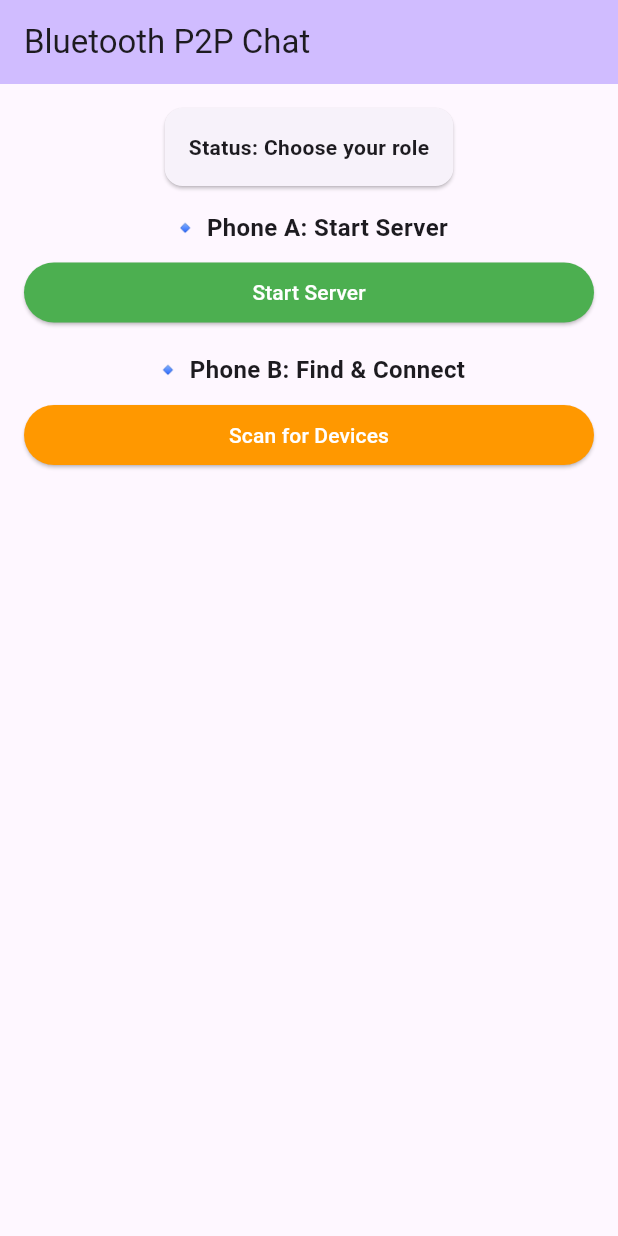
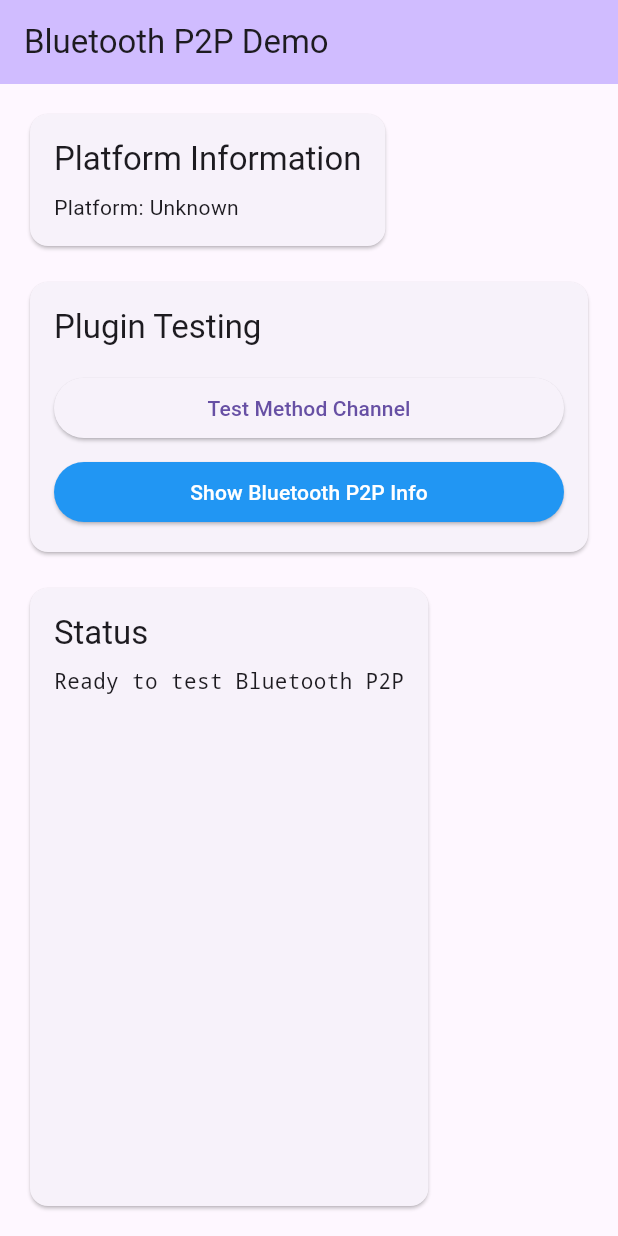
Before and after one commit to DeveloperMalay/bluetooth_p2p, a Flutter app: the screen it shows after launch, on a phone screen of 412 x 824 dp. Run offline on Flutter 3.47's test engine with Material 3 defaults, Android fonts, the phone set to English and light mode, and no system bars; our stand-ins replace plugin_platform_interface.

Commit message:
modified example app

```diff
--- a/example/lib/main.dart
+++ b/example/lib/main.dart
@@ -1,6 +1,5 @@
 import 'package:flutter/material.dart';
-import 'package:bluetooth_p2p/bluetooth_p2p.dart';
-import 'package:permission_handler/permission_handler.dart';
+import 'package:flutter/services.dart';
 
 void main() {
   runApp(const MyApp());
@@ -12,321 +11,210 @@ class MyApp extends StatelessWidget {
   @override
   Widget build(BuildContext context) {
     return MaterialApp(
-      title: 'Bluetooth P2P Chat',
+      title: 'Bluetooth P2P Demo',
       theme: ThemeData(
         primarySwatch: Colors.blue,
         useMaterial3: true,
       ),
-      home: const P2PChatScreen(),
+      home: const BluetoothP2PDemo(),
     );
   }
 }
 
-class P2PChatScreen extends StatefulWidget {
-  const P2PChatScreen({super.key});
+class BluetoothP2PDemo extends StatefulWidget {
+  const BluetoothP2PDemo({super.key});
 
   @override
-  State<P2PChatScreen> createState() => _P2PChatScreenState();
+  State<BluetoothP2PDemo> createState() => _BluetoothP2PDemoState();
 }
 
-class _P2PChatScreenState extends State<P2PChatScreen> {
-  final BluetoothP2p _bluetooth = BluetoothP2p();
-  final List<BluetoothDevice> _discoveredDevices = [];
-  final List<String> _messages = [];
-  final TextEditingController _messageController = TextEditingController();
+class _BluetoothP2PDemoState extends State<BluetoothP2PDemo> {
+  static const MethodChannel _channel = MethodChannel('bluetooth_p2p');
 
-  bool _isServer = false;
-  bool _isConnected = false;
-  bool _isDiscovering = false;
-  String _status = 'Choose your role';
-  String? _connectedDevice;
+  String _platformVersion = 'Unknown';
+  String _status = 'Ready to test Bluetooth P2P';
+  bool _isLoading = false;
 
   @override
   void initState() {
     super.initState();
-    _setupBluetoothCallbacks();
-    _requestPermissions();
+    _getPlatformVersion();
   }
 
-  void _setupBluetoothCallbacks() {
-    _bluetooth.onDeviceFound = (device) {
-      setState(() {
-        if (!_discoveredDevices.any((d) => d.address == device.address)) {
-          _discoveredDevices.add(device);
-        }
-      });
-    };
-
-    _bluetooth.onDiscoveryFinished = () {
-      setState(() {
-        _isDiscovering = false;
-        _status = 'Discovery finished. Found ${_discoveredDevices.length} devices.';
-      });
-    };
-
-    _bluetooth.onConnectionResult = (success, message, deviceAddress) {
-      setState(() {
-        _isConnected = success;
-        _connectedDevice = success ? deviceAddress : null;
-        _status = message;
-      });
-
-      if (success) {
-        _addMessage('📱 Connected to $deviceAddress');
-      }
-    };
-
-    _bluetooth.onMessageReceived = (message) {
-      _addMessage('📨 $message');
-    };
+  Future<void> _getPlatformVersion() async {
+    String platformVersion;
+    try {
+      platformVersion = await _channel.invokeMethod('getPlatformVersion') ?? 'Unknown';
+    } on PlatformException {
+      platformVersion = 'Failed to get platform version.';
     }
 
-  Future<void> _requestPermissions() async {
-    await [
-      Permission.bluetoothScan,
-      Permission.bluetoothConnect,
-      Permission.bluetoothAdvertise,
-      Permission.location,
-    ].request();
-  }
+    if (!mounted) return;
 
-  void _addMessage(String message) {
     setState(() {
-      _messages.add(message);
+      _platformVersion = platformVersion;
     });
   }
 
-  // Phone A (Server) - Opens server socket and waits
-  Future<void> _startServer() async {
+  Future<void> _testBluetoothAdapter() async {
     setState(() {
-      _status = 'Starting server...';
+      _isLoading = true;
+      _status = 'Testing Bluetooth Adapter...';
     });
 
-    final result = await _bluetooth.startServer();
+    try {
+      // This will test if we can call the native getBluetoothAdapter method
+      // Since it's not exposed via method channel, we'll show instructions
       setState(() {
-      _isServer = true;
-      _status = result;
+        _status = '''
+✅ Android Plugin Ready!
+
+📱 Available Native Methods:
+• getBluetoothAdapter()
+• makeDiscoverable(activity)
+• startDiscovery(adapter)
+• startServer(adapter)
+• connectToDevice(device)
+• manageConnection(socket)
+
+🔹 Next Steps:
+1. Add method channel handlers in Android
+2. Expose these methods to Flutter
+3. Test P2P connection between 2 phones
+
+🎯 Current Status: Basic plugin structure working!
+        ''';
       });
-    _addMessage('🏠 Server started - waiting for connections');
-  }
-
-  // Phone B (Client) - Scans for devices
-  Future<void> _startDiscovery() async {
+    } catch (e) {
       setState(() {
-      _discoveredDevices.clear();
-      _isDiscovering = true;
-      _status = 'Scanning for devices...';
+        _status = 'Error: $e';
       });
-
-    final result = await _bluetooth.startDiscovery();
+    } finally {
       setState(() {
-      _status = result;
+        _isLoading = false;
       });
-  }
-
-  // Phone B connects to Phone A
-  Future<void> _connectToDevice(BluetoothDevice device) async {
-    setState(() {
-      _status = 'Connecting to ${device.name}...';
-    });
-
-    final result = await _bluetooth.connectToDevice(device.address);
-    setState(() {
-      _status = result;
-    });
-  }
-
-  Future<void> _sendMessage() async {
-    if (_messageController.text.isEmpty || !_isConnected) return;
-
-    final message = _messageController.text;
-    final success = await _bluetooth.sendMessage(message);
-
-    if (success) {
-      _addMessage('📤 You: $message');
-      _messageController.clear();
-    } else {
-      _addMessage('❌ Failed to send message');
     }
   }
 
-  Future<void> _disconnect() async {
-    await _bluetooth.disconnect();
-    await _bluetooth.stopServer();
+  Future<void> _testMethodChannel() async {
+    setState(() {
+      _isLoading = true;
+      _status = 'Testing method channel...';
+    });
 
+    try {
+      final result = await _channel.invokeMethod('getPlatformVersion');
       setState(() {
-      _isConnected = false;
-      _isServer = false;
-      _connectedDevice = null;
-      _status = 'Disconnected';
-      _discoveredDevices.clear();
+        _status = '✅ Method Channel Working!\nAndroid Version: $result';
       });
-    _addMessage('🔌 Disconnected');
+    } catch (e) {
+      setState(() {
+        _status = '❌ Method Channel Error: $e';
+      });
+    } finally {
+      setState(() {
+        _isLoading = false;
+      });
+    }
   }
 
   @override
   Widget build(BuildContext context) {
     return Scaffold(
       appBar: AppBar(
-        title: const Text('Bluetooth P2P Chat'),
+        title: const Text('Bluetooth P2P Demo'),
         backgroundColor: Theme.of(context).colorScheme.inversePrimary,
-        actions: [
-          if (_isConnected)
-            IconButton(
-              icon: const Icon(Icons.close),
-              onPressed: _disconnect,
       ),
-        ],
-      ),
-      body: Column(
+      body: Padding(
+        padding: const EdgeInsets.all(16.0),
+        child: Column(
+          crossAxisAlignment: CrossAxisAlignment.start,
           children: [
-          // Status Card
             Card(
-            margin: const EdgeInsets.all(16),
               child: Padding(
-              padding: const EdgeInsets.all(16),
+                padding: const EdgeInsets.all(16.0),
                 child: Column(
                   crossAxisAlignment: CrossAxisAlignment.start,
                   children: [
                     Text(
-                    'Status: $_status',
-                    style: const TextStyle(fontWeight: FontWeight.bold),
+                      'Platform Information',
+                      style: Theme.of(context).textTheme.titleLarge,
                     ),
-                  if (_connectedDevice != null)
-                    Text('Connected to: $_connectedDevice'),
-                  if (_isServer)
-                    const Text('Role: Server (Phone A)',
-                      style: TextStyle(color: Colors.green)),
-                  if (_isDiscovering)
-                    const Text('Role: Client (Phone B)',
-                      style: TextStyle(color: Colors.orange)),
+                    const SizedBox(height: 8),
+                    Text('Platform: $_platformVersion'),
                   ],
                 ),
               ),
             ),
-
-          // Action Buttons
-          if (!_isConnected) ...[
-            Padding(
-              padding: const EdgeInsets.symmetric(horizontal: 16),
+            const SizedBox(height: 16),
+            Card(
+              child: Padding(
+                padding: const EdgeInsets.all(16.0),
                 child: Column(
+                  crossAxisAlignment: CrossAxisAlignment.start,
                   children: [
-                  const Text(
-                    '🔹 Phone A: Start Server',
-                    style: TextStyle(fontSize: 16, fontWeight: FontWeight.bold),
+                    Text(
+                      'Plugin Testing',
+                      style: Theme.of(context).textTheme.titleLarge,
+                    ),
+                    const SizedBox(height: 16),
+                    SizedBox(
+                      width: double.infinity,
+                      child: ElevatedButton(
+                        onPressed: _isLoading ? null : _testMethodChannel,
+                        child: const Text('Test Method Channel'),
+                      ),
                     ),
                     const SizedBox(height: 8),
                     SizedBox(
                       width: double.infinity,
                       child: ElevatedButton(
-                      onPressed: _isServer ? null : _startServer,
+                        onPressed: _isLoading ? null : _testBluetoothAdapter,
                         style: ElevatedButton.styleFrom(
-                        backgroundColor: Colors.green,
+                          backgroundColor: Colors.blue,
                           foregroundColor: Colors.white,
                         ),
-                      child: Text(_isServer ? 'Server Running' : 'Start Server'),
-                    ),
-                  ),
-                  const SizedBox(height: 16),
-                  const Text(
-                    '🔹 Phone B: Find & Connect',
-                    style: TextStyle(fontSize: 16, fontWeight: FontWeight.bold),
-                  ),
-                  const SizedBox(height: 8),
-                  SizedBox(
-                    width: double.infinity,
-                    child: ElevatedButton(
-                      onPressed: _isDiscovering ? null : _startDiscovery,
-                      style: ElevatedButton.styleFrom(
-                        backgroundColor: Colors.orange,
-                        foregroundColor: Colors.white,
-                      ),
-                      child: Text(_isDiscovering ? 'Scanning...' : 'Scan for Devices'),
+                        child: const Text('Show Bluetooth P2P Info'),
                       ),
                     ),
                   ],
                 ),
               ),
-
-            // Device List
-            if (_discoveredDevices.isNotEmpty) ...[
-              const Padding(
-                padding: EdgeInsets.all(16),
+            ),
+            const SizedBox(height: 16),
+            Expanded(
+              child: Card(
+                child: Padding(
+                  padding: const EdgeInsets.all(16.0),
+                  child: Column(
+                    crossAxisAlignment: CrossAxisAlignment.start,
+                    children: [
+                      Text(
+                        'Status',
+                        style: Theme.of(context).textTheme.titleLarge,
+                      ),
+                      const SizedBox(height: 8),
+                      if (_isLoading)
+                        const Center(
+                          child: CircularProgressIndicator(),
+                        )
+                      else
+                        Expanded(
+                          child: SingleChildScrollView(
                             child: Text(
-                  'Found Devices:',
-                  style: TextStyle(fontSize: 16, fontWeight: FontWeight.bold),
+                              _status,
+                              style: const TextStyle(fontFamily: 'monospace'),
                             ),
                           ),
-              Expanded(
-                child: ListView.builder(
-                  itemCount: _discoveredDevices.length,
-                  itemBuilder: (context, index) {
-                    final device = _discoveredDevices[index];
-                    return Card(
-                      margin: const EdgeInsets.symmetric(horizontal: 16, vertical: 4),
-                      child: ListTile(
-                        title: Text(device.name),
-                        subtitle: Text(device.address),
-                        trailing: ElevatedButton(
-                          onPressed: () => _connectToDevice(device),
-                          child: const Text('Connect'),
-                        ),
-                      ),
-                    );
-                  },
-                ),
-              ),
-            ],
-          ],
-
-          // Chat Interface
-          if (_isConnected) ...[
-            // Messages
-            Expanded(
-              child: ListView.builder(
-                padding: const EdgeInsets.all(16),
-                itemCount: _messages.length,
-                itemBuilder: (context, index) {
-                  return Padding(
-                    padding: const EdgeInsets.symmetric(vertical: 4),
-                    child: Text(_messages[index]),
-                  );
-                },
-              ),
-            ),
-
-            // Message Input
-            Padding(
-              padding: const EdgeInsets.all(16),
-              child: Row(
-                children: [
-                  Expanded(
-                    child: TextField(
-                      controller: _messageController,
-                      decoration: const InputDecoration(
-                        hintText: 'Type a message...',
-                        border: OutlineInputBorder(),
-                      ),
-                      onSubmitted: (_) => _sendMessage(),
-                    ),
-                  ),
-                  const SizedBox(width: 8),
-                  ElevatedButton(
-                    onPressed: _sendMessage,
-                    child: const Text('Send'),
                         ),
                     ],
                   ),
                 ),
+              ),
+            ),
           ],
-        ],
+        ),
       ),
     );
   }
-
-  @override
-  void dispose() {
-    _messageController.dispose();
-    super.dispose();
 }
-}
```
Lines whose indentation alone changed are shown as unchanged.
